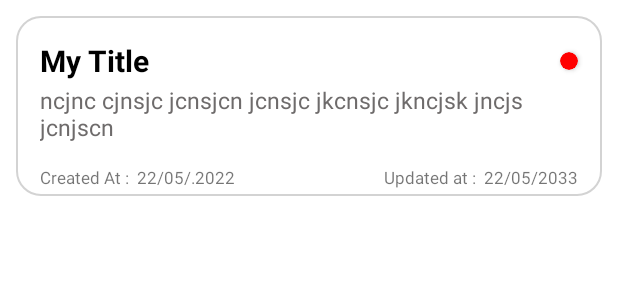
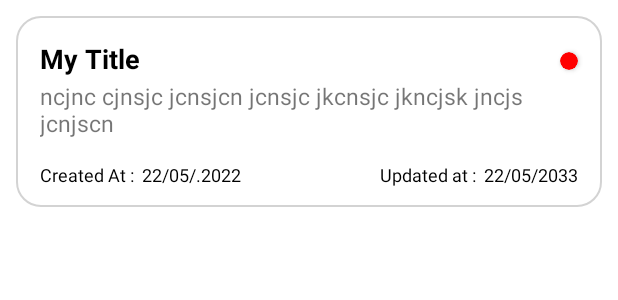
Before and after one commit to Carlos1729/ToDoApp, an Android app: the layout layout_row.xml on its own in the app's theme, with its tools: preview values and no code run, on a phone screen of 412 x 824 dp. Shown: the top 300 px of the screen. Run offline under Robolectric (Android 15) with nearby library versions, the phone set to English and light mode, and no system bars.

Commit message:
Minor UI  change in adpter item

```diff
--- a/app/src/main/java/com/example/todotestapp/presentation/listToDo/ui/ListToDoAdapter.kt
+++ b/app/src/main/java/com/example/todotestapp/presentation/listToDo/ui/ListToDoAdapter.kt
@@ -54,7 +54,7 @@ class ListToDoAdapter : RecyclerView.Adapter<ListToDoAdapter.MyListHolder>() {
             {
                 val thtime = timecheck(time1.subSequence(11, 16).toString())
 
-                holder.binding.createdAt.text = "Created Today : " + thtime
+                holder.binding.createdAt.text = "Created : " + thtime
             }
 
             val diffa: Long = presDate.time - newDate.time
--- a/app/src/main/res/layout/layout_row.xml
+++ b/app/src/main/res/layout/layout_row.xml
@@ -42,7 +42,7 @@
             android:maxLines="1"
             android:text="My Title"
             android:textColor="@color/black"
-            android:textSize="20sp"
+            android:textSize="18sp"
             android:textStyle="bold"
             app:layout_constraintEnd_toStartOf="@id/priority_indicator"
             app:layout_constraintStart_toStartOf="parent"
@@ -61,7 +61,6 @@
             android:ellipsize="end"
             android:textSize="15sp"
             android:text="ncjnc cjnsjc jcnsjcn jcnsjc jkcnsjc jkncjsk jncjs jcnjscn"
-            android:textColor="@color/darkGray"
             app:layout_constraintBottom_toBottomOf="parent"
             app:layout_constraintEnd_toEndOf="parent"
             app:layout_constraintEnd_toStartOf="@id/priority_indicator"
@@ -76,6 +75,7 @@
             android:layout_marginStart="16dp"
             android:layout_marginTop="15dp"
             android:layout_marginEnd="16dp"
+            android:paddingBottom="10dp"
             android:orientation="horizontal"
             app:layout_constraintBottom_toBottomOf="parent"
             app:layout_constraintEnd_toEndOf="parent"
@@ -87,8 +87,9 @@
                 android:layout_width="0dp"
                 android:layout_height="20dp"
                 android:layout_marginEnd="10dp"
-                android:textSize="11sp"
+                android:textSize="12sp"
                 android:layout_weight="1"
+                android:textColor="@color/black"
                 android:text="Created At :  22/05/.2022"
                 app:layout_constraintEnd_toEndOf="parent"
                 app:layout_constraintTop_toBottomOf="@id/title_txt" />
@@ -100,7 +101,8 @@
                 android:layout_weight="1"
                 android:gravity="end"
                 android:text="Updated at :  22/05/2033"
-                android:textSize="11sp"
+                android:textSize="12sp"
+                android:textColor="@color/black"
                 app:layout_constraintStart_toStartOf="@id/created_at"
                 app:layout_constraintTop_toBottomOf="@id/created_at"
                 tools:layout_editor_absoluteX="318dp"
```
